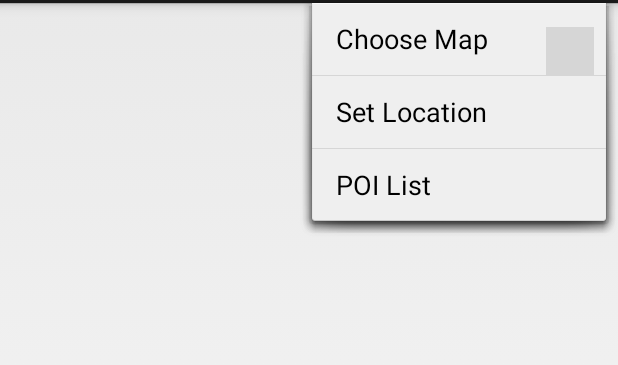
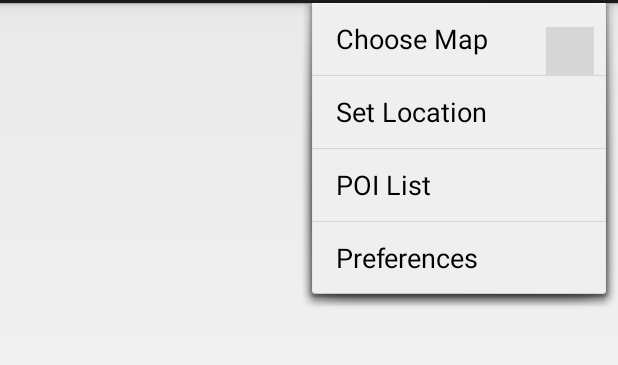
Before and after one commit to 0koraj06/Mapping, an Android app: the screen it shows after launch (HelloMap), with the options menu open, on a phone screen of 412 x 824 dp, the part 69-434 px from its top. Run offline under Robolectric (Android 15) with nearby library versions, the phone set to English and light mode, and no system bars; libraries missing offline, so code that uses them is left out: org.osmdroid.config, org.osmdroid.tileprovider, org.osmdroid.util, org.osmdroid.views; plain views replace MapView; 7 statements that could not run were skipped; grey boxes are pictures that could not be loaded.

Commit message:
Preferences Tasks Added

```diff
--- a/app/src/main/java/com/example/a0koraj06/mapping/HelloMap.java
+++ b/app/src/main/java/com/example/a0koraj06/mapping/HelloMap.java
@@ -2,6 +2,7 @@ package com.example.a0koraj06.mapping;
 
 import android.app.Activity;
 import android.content.Intent;
+import android.content.SharedPreferences;
 import android.os.Bundle;
 import android.preference.PreferenceManager;
 import android.view.Menu;
@@ -40,10 +41,25 @@ public class HelloMap extends Activity {
 
         mv.setBuiltInZoomControls(true);
         mv.getController().setZoom(14);
-        mv.getController().setCenter(new GeoPoint(44, 11.5));
+        mv.getController().setCenter(new GeoPoint(40.1, 22.5));
 
     }
 
+
+    public void onStart()
+    {
+        super.onStart();
+        SharedPreferences prefs = PreferenceManager.getDefaultSharedPreferences(getApplicationContext());
+        double lat = Double.parseDouble ( prefs.getString("lat", "50.9") );
+        double lon = Double.parseDouble ( prefs.getString("lon", "-1.4") );
+        mv.getController().setCenter(new GeoPoint(lat,lon));
+        int zoom = Integer.parseInt(prefs.getString("zoom", "14"));
+        mv.getController().setZoom(zoom);
+
+
+
+
+    }
     public boolean onCreateOptionsMenu(Menu menu) {
         MenuInflater inflater = getMenuInflater();
         inflater.inflate(R.menu.menu_hello_map, menu);
--- a/app/src/main/java/com/example/a0koraj06/mapping/SetLocation.java
+++ b/app/src/main/java/com/example/a0koraj06/mapping/SetLocation.java
@@ -35,7 +35,7 @@ public class SetLocation extends Activity implements OnClickListener {
 
             mv.setBuiltInZoomControls(true);
             mv.getController().setZoom(14);
-            mv.getController().setCenter(new GeoPoint(51.5074, 0.1278));
+            mv.getController().setCenter(new GeoPoint(51.3, -0.098));
 
             Button buttonsl = (Button) findViewById(R.id.buttonsl);
             buttonsl.setOnClickListener(this);
--- a/app/src/main/res/menu/menu_hello_map.xml
+++ b/app/src/main/res/menu/menu_hello_map.xml
@@ -3,4 +3,5 @@
     <item android:id="@+id/choosemap" android:title="@string/choosemap" />
     <item android:id="@+id/setlocation" android:title="@string/setlocation" />
     <item android:id="@+id/poilist" android:title="@string/poilist" />
+    <item android:id="@+id/preference" android:title="@string/preference" />
 </menu>
--- a/app/src/main/res/values/strings.xml
+++ b/app/src/main/res/values/strings.xml
@@ -4,7 +4,8 @@
     <string name="regularview"> Regular View </string>
     <string name="cyclemapview"> Cycle Map View</string>
     <string name="setlocation"> Set Location</string>
-    <string name="poilist">POI List</string>
+    <string name="poilist"> POI List</string>
+    <string name="preference"> Preferences</string>
 
 
 
```
Also changed, not shown: app/src/main/java/com/example/a0koraj06/mapping/MyPrefsActivity.java (added, +23 -0 lines), app/src/main/res/xml/preferences.xml (added, +8 -0 lines).
